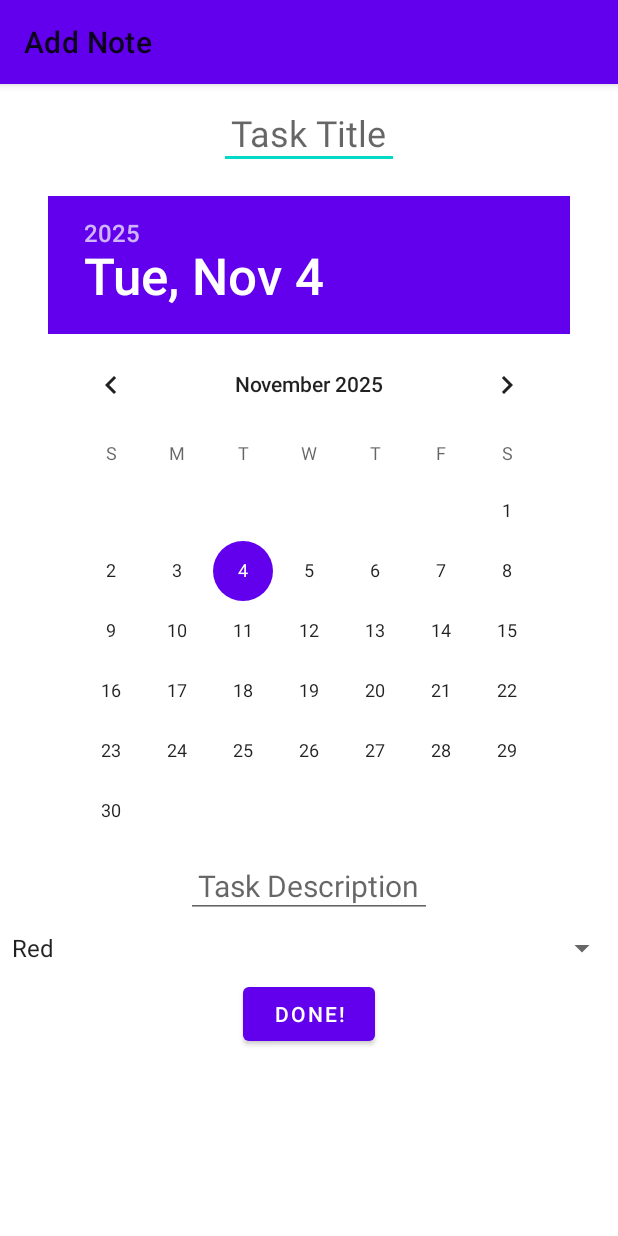
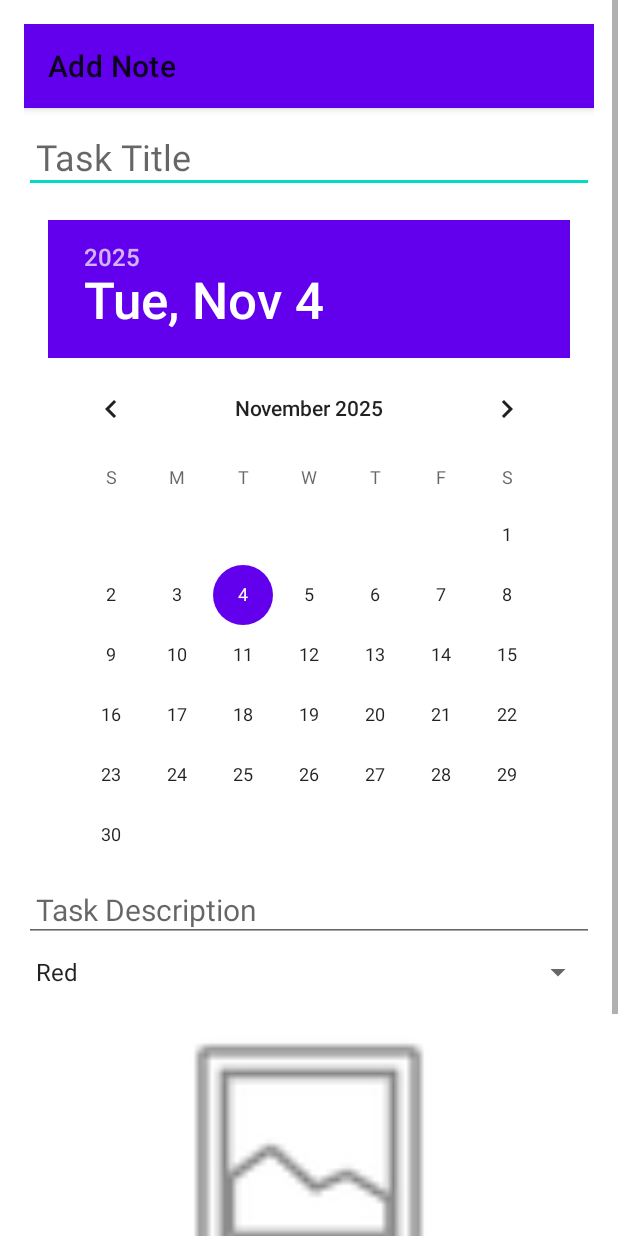
Before and after one commit to Kianmhz/Mobile_Lab, an Android app: the layout activity_add_note.xml on its own in the app's theme, with its tools: preview values and no code run, on a phone screen of 412 x 824 dp. Run offline under Robolectric (Android 15) with nearby library versions, the phone set to English and light mode, and no system bars.

Commit message:
Update activity_add_note.xml

```diff
--- a/app/src/main/res/layout/activity_add_note.xml
+++ b/app/src/main/res/layout/activity_add_note.xml
@@ -5,10 +5,12 @@
     android:layout_width="match_parent"
     android:layout_height="match_parent"
     android:fillViewport="true">
+
     <LinearLayout
         android:orientation="vertical"
         android:layout_width="match_parent"
-    android:layout_height="match_parent">
+        android:layout_height="match_parent"
+        android:padding="16dp">
 
         <com.google.android.material.appbar.AppBarLayout
             android:layout_width="match_parent"
@@ -21,16 +23,14 @@
                 app:title="Add Note" />
         </com.google.android.material.appbar.AppBarLayout>
 
-
         <EditText
             android:id="@+id/tasktitle"
-        android:layout_width="wrap_content"
+            android:layout_width="match_parent"
             android:layout_height="wrap_content"
             android:hint="Task Title"
             android:textSize="24sp"
             android:padding="8dp"
-        android:layout_marginTop="8dp"
-        android:layout_gravity="center_horizontal" />
+            android:layout_marginTop="8dp" />
 
         <DatePicker
             android:id="@+id/taskDate"
@@ -43,28 +43,55 @@
 
         <EditText
             android:id="@+id/taskDesc"
-        android:layout_width="wrap_content"
+            android:layout_width="match_parent"
             android:layout_height="wrap_content"
             android:hint="Task Description"
             android:textSize="20sp"
             android:padding="8dp"
             android:layout_marginTop="8dp"
-        android:layout_gravity="center_horizontal"
             android:inputType="textMultiLine"/>
 
         <Spinner
             android:id="@+id/taskColour"
             android:layout_width="match_parent"
             android:layout_height="wrap_content"
-        android:layout_gravity="center_horizontal"
             android:layout_marginTop="8dp"
             android:entries="@array/colour_options_for_add_task"/>
 
+        <!-- 📸 New section for image -->
+        <ImageView
+            android:id="@+id/imagePreview"
+            android:layout_width="200dp"
+            android:layout_height="200dp"
+            android:layout_gravity="center_horizontal"
+            android:scaleType="centerCrop"
+            android:layout_marginTop="12dp"
+            android:src="@android:drawable/ic_menu_gallery" />
 
+        <LinearLayout
+            android:orientation="horizontal"
+            android:layout_width="wrap_content"
+            android:layout_height="wrap_content"
+            android:layout_gravity="center_horizontal"
+            android:layout_marginTop="8dp">
+
+            <Button
+                android:id="@+id/btnTakePhoto"
+                android:text="Take Photo"
+                android:layout_width="wrap_content"
+                android:layout_height="wrap_content"
+                android:layout_marginEnd="8dp"/>
+
+            <Button
+                android:id="@+id/btnChooseImage"
+                android:text="Choose Image"
+                android:layout_width="wrap_content"
+                android:layout_height="wrap_content"/>
+        </LinearLayout>
 
         <Button
             android:id="@+id/addNoteDoneButton"
-        android:layout_marginTop="8dp"
+            android:layout_marginTop="12dp"
             android:layout_width="wrap_content"
             android:layout_height="wrap_content"
             android:text="Done!"
```
Lines whose indentation alone changed are shown as unchanged.
